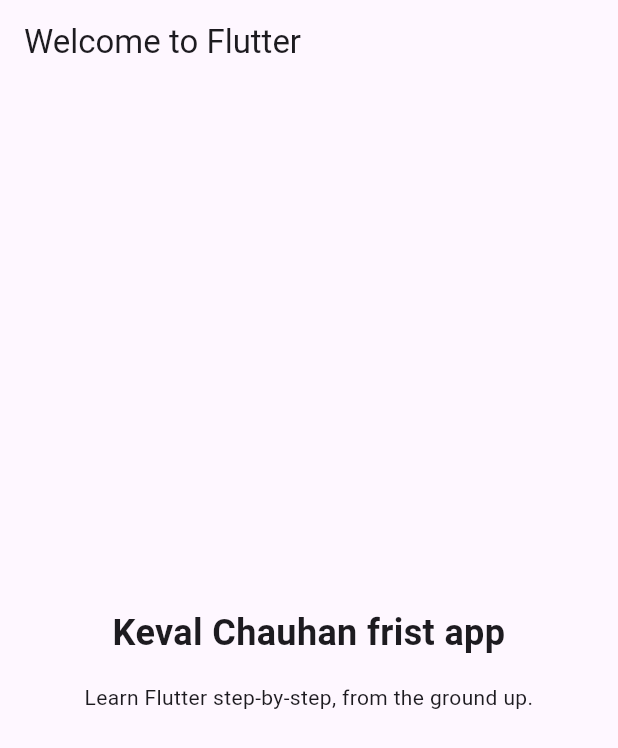
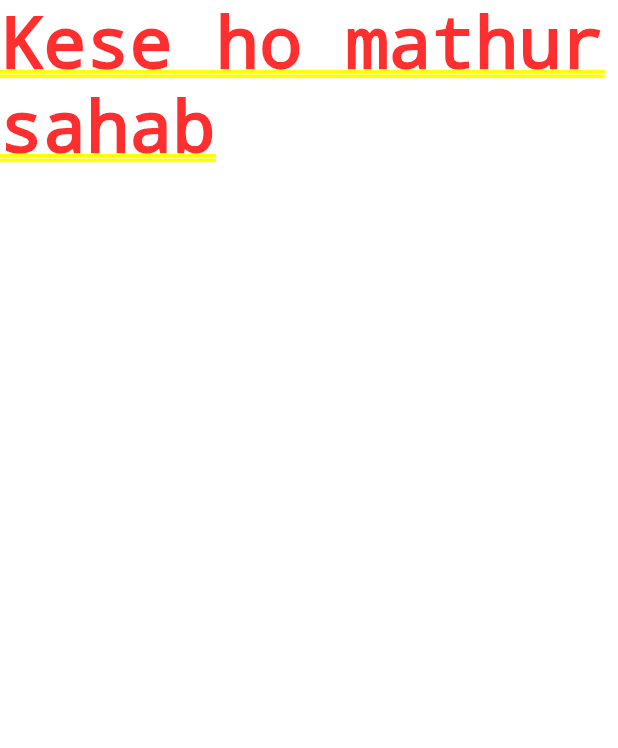
Before and after one commit to Chauhan-Keval/Dev-Playground, a Flutter app: the screen it shows after launch, on a phone screen of 412 x 824 dp. Shown: the top 748 px of the screen. Run offline on Flutter 3.47's test engine with Material 3 defaults, Android fonts, the phone set to English and light mode, and no system bars.

Commit message:
Refactor main.dart to simplify app structure and update home widget text

```diff
--- a/flutter_project/frist_app/lib/main.dart
+++ b/flutter_project/frist_app/lib/main.dart
@@ -1,49 +1,5 @@
 import 'package:flutter/material.dart';
 
 void main() {
-  runApp(const MyApp());
+  runApp(MaterialApp(home: Text('Kese ho mathur sahab ')));
 }
-
-// With Flutter, you create user interfaces by combining "widgets"
-// You'll learn all about them (and much more) throughout this course!
-class MyApp extends StatelessWidget {
-  const MyApp({super.key});
-
-  // Every custom widget must have a build() method
-  // It tells Flutter, which widgets make up your custom widget
-  // Again: You'll learn all about that throughout the course!
-  @override
-  Widget build(BuildContext context) {
-    // Below, a bunch of built-in widgets are used (provided by Flutter)
-    // They will be explained in the next sections
-    // In this course, you will, of course, not just use them a lot but
-    // also learn about many other widgets!
-    return MaterialApp(
-      title: 'Flutter First App',
-      theme: ThemeData(useMaterial3: true),
-      home: Scaffold(
-        appBar: AppBar(title: const Text('Welcome to Flutter')),
-        body: Container(
-          width: double.infinity,
-          padding: const EdgeInsets.all(12),
-          child: Column(
-            mainAxisAlignment: MainAxisAlignment.center,
-            crossAxisAlignment: CrossAxisAlignment.center,
-            children: const [
-              Text(
-                'Keval Chauhan frist app',
-                textAlign: TextAlign.center,
-                style: TextStyle(fontSize: 24, fontWeight: FontWeight.bold),
-              ),
-              SizedBox(height: 16),
-              Text(
-                'Learn Flutter step-by-step, from the ground up.',
-                textAlign: TextAlign.center,
-              ),
-            ],
-          ),
-        ),
-      ),
-    );
-  }
-}
```
